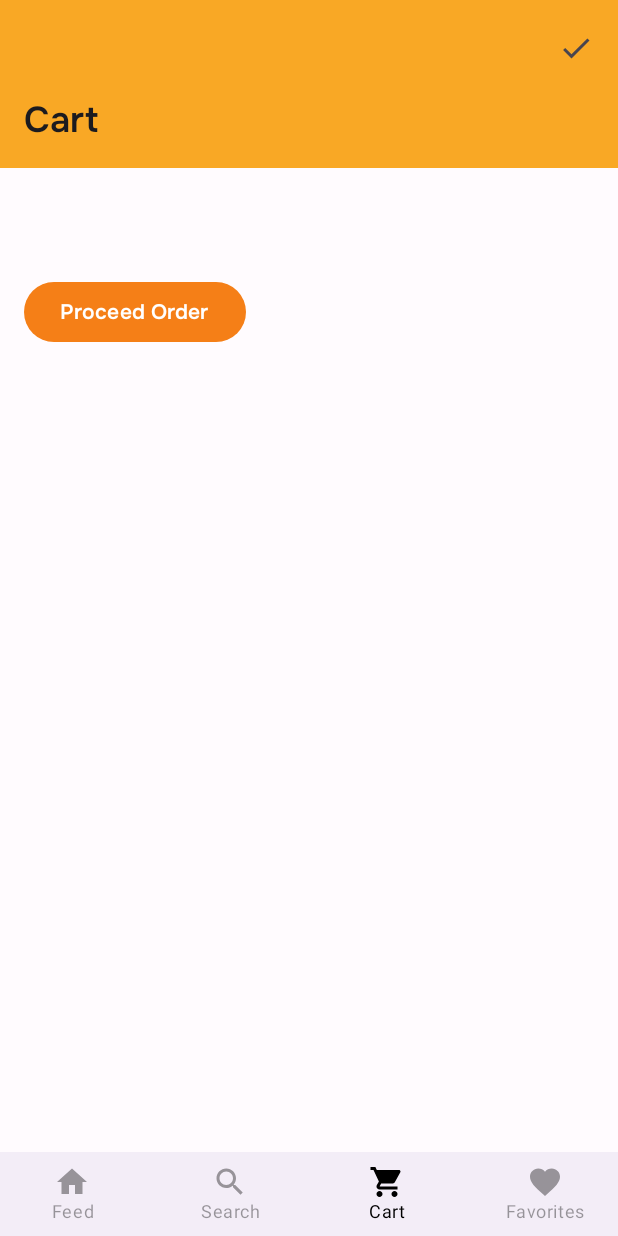
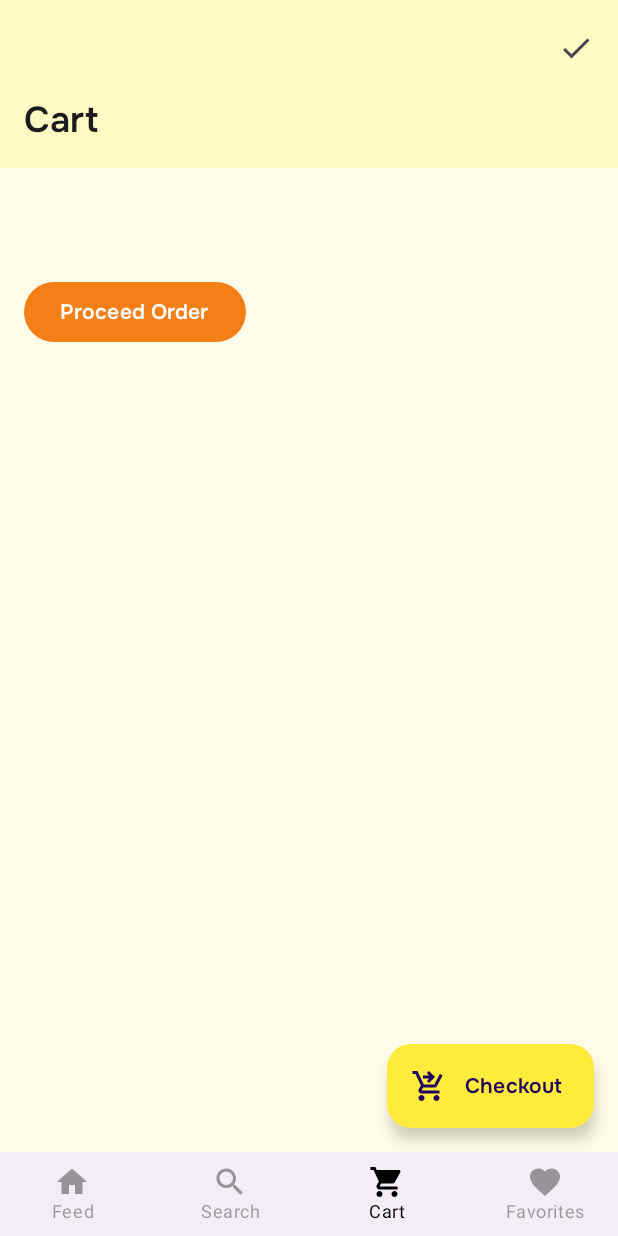
Before and after one commit to ibrahim4851/PepuleSaat, an Android app built with Jetpack Compose: the HomeScreen screen opened through its navigation route, item 3 of the bottom bar chosen, on a phone screen of 412 x 824 dp. Run offline under Robolectric (Android 15) with nearby library versions, the phone set to English and light mode, and no system bars; our stand-ins replace Dagger/Hilt's generated code, Firebase (no records; nobody signed in at launch, a user with empty details on screens opened directly), Room's generated code; network calls fail; 1 statement that could not run was skipped.

```diff
--- a/app/src/main/java/com/sultan/pepulesaat/presentation/navigation/graphs/AuthNavGraph.kt
+++ b/app/src/main/java/com/sultan/pepulesaat/presentation/navigation/graphs/AuthNavGraph.kt
@@ -23,9 +23,6 @@ fun NavGraphBuilder.authNavGraph(navController: NavHostController) {
         composable(route = AuthScreen.Welcome.route) {
             WelcomeScreen(navController = navController)
         }
-        composable(route = AuthScreen.SignOut.route) {
-            SignOutScreen(navController = navController)
-        }
     }
 }
 
@@ -33,5 +30,4 @@ sealed class AuthScreen(val route: String) {
     object SignIn : AuthScreen(route = "sign_in_screen")
     object SignUp : AuthScreen(route = "sign_up_screen")
     object Welcome : AuthScreen(route = "welcome_screen")
-    object SignOut : AuthScreen(route = "sign_out_screen")
 }
--- /dev/null
+++ b/app/src/main/java/com/sultan/pepulesaat/presentation/navigation/graphs/CartOrderNavGraph.kt
@@ -0,0 +1,32 @@
+package com.sultan.pepulesaat.presentation.navigation.graphs
+
+import androidx.navigation.NavController
+import androidx.navigation.NavGraphBuilder
+import androidx.navigation.compose.composable
+import androidx.navigation.navigation
+import com.sultan.pepulesaat.presentation.navigation.BottomBarScreen
+import com.sultan.pepulesaat.presentation.ui.home.FeedScreen
+import com.sultan.pepulesaat.presentation.ui.payment.PaymentScreen
+import com.sultan.pepulesaat.presentation.ui.payment.SuccessScreen
+
+fun NavGraphBuilder.cartOrderNavGraph(navController: NavController) {
+    navigation(
+        route = Graph.CART_ORDER,
+        startDestination = CartOrderRoutes.Payment.route
+    ) {
+        composable(route = CartOrderRoutes.Payment.route) {
+            PaymentScreen(navController = navController)
+        }
+        composable(route = CartOrderRoutes.Success.route) {
+            SuccessScreen(navController = navController)
+        }
+        composable(route = BottomBarScreen.FeedScreen.route) {
+            FeedScreen(navController = navController)
+        }
+    }
+}
+
+sealed class CartOrderRoutes(val route: String) {
+    object Payment : CartOrderRoutes(route = "payment_screen")
+    object Success : CartOrderRoutes(route = "success_screen")
+}
--- /dev/null
+++ b/app/src/main/java/com/sultan/pepulesaat/presentation/navigation/graphs/DetailsNavGraph.kt
@@ -0,0 +1,22 @@
+package com.sultan.pepulesaat.presentation.navigation.graphs
+
+import androidx.navigation.NavController
+import androidx.navigation.NavGraphBuilder
+import androidx.navigation.compose.composable
+import androidx.navigation.navigation
+import com.sultan.pepulesaat.presentation.ui.detail.ProductDetailScreen
+
+fun NavGraphBuilder.detailsNavGraph(navController: NavController) {
+    navigation(
+        route = Graph.PRODUCT_DETAIL,
+        startDestination = DetailsRoutes.ProductDetails.route
+    ) {
+        composable(route = DetailsRoutes.ProductDetails.route + "/{productId}") {
+            ProductDetailScreen(navController = navController)
+        }
+    }
+}
+
+sealed class DetailsRoutes(val route: String) {
+    object ProductDetails : DetailsRoutes(route = "product_details_screen")
+}
--- a/app/src/main/java/com/sultan/pepulesaat/presentation/navigation/graphs/HomeNavGraph.kt
+++ b/app/src/main/java/com/sultan/pepulesaat/presentation/navigation/graphs/HomeNavGraph.kt
@@ -1,19 +1,13 @@
 package com.sultan.pepulesaat.presentation.navigation.graphs
 
 import androidx.compose.runtime.Composable
-import androidx.navigation.NavController
-import androidx.navigation.NavGraphBuilder
 import androidx.navigation.NavHostController
 import androidx.navigation.compose.NavHost
 import androidx.navigation.compose.composable
-import androidx.navigation.navigation
 import com.sultan.pepulesaat.presentation.navigation.BottomBarScreen
 import com.sultan.pepulesaat.presentation.ui.cart.CartScreen
-import com.sultan.pepulesaat.presentation.ui.detail.ProductDetailScreen
 import com.sultan.pepulesaat.presentation.ui.favorites.FavoritesScreen
 import com.sultan.pepulesaat.presentation.ui.home.FeedScreen
-import com.sultan.pepulesaat.presentation.ui.payment.PaymentScreen
-import com.sultan.pepulesaat.presentation.ui.payment.SuccessScreen
 import com.sultan.pepulesaat.presentation.ui.search.SearchScreen
 
 @Composable
@@ -37,42 +31,6 @@ fun HomeNavGraph(navController: NavHostController) {
         }
         detailsNavGraph(navController = navController)
         cartOrderNavGraph(navController = navController)
+        signOutNavGraph(navController = navController)
     }
 }
-
-fun NavGraphBuilder.detailsNavGraph(navController: NavController) {
-    navigation(
-        route = Graph.PRODUCT_DETAIL,
-        startDestination = DetailsRoutes.ProductDetails.route
-    ) {
-        composable(route = DetailsRoutes.ProductDetails.route + "/{productId}") {
-            ProductDetailScreen(navController = navController)
-        }
-    }
-}
-
-fun NavGraphBuilder.cartOrderNavGraph(navController: NavController) {
-    navigation(
-        route = Graph.CART_ORDER,
-        startDestination = CartOrderRoutes.Payment.route
-    ) {
-        composable(route = CartOrderRoutes.Payment.route) {
-            PaymentScreen(navController = navController)
-        }
-        composable(route = CartOrderRoutes.Success.route) {
-            SuccessScreen(navController = navController)
-        }
-        composable(route = BottomBarScreen.FeedScreen.route) {
-            FeedScreen(navController = navController)
-        }
-    }
-}
-
-sealed class DetailsRoutes(val route: String) {
-    object ProductDetails : DetailsRoutes(route = "product_details_screen")
-}
-
-sealed class CartOrderRoutes(val route: String) {
-    object Payment : CartOrderRoutes(route = "payment_screen")
-    object Success : CartOrderRoutes(route = "success_screen")
-}
--- a/app/src/main/java/com/sultan/pepulesaat/presentation/navigation/graphs/RootNavGraph.kt
+++ b/app/src/main/java/com/sultan/pepulesaat/presentation/navigation/graphs/RootNavGraph.kt
@@ -48,4 +48,5 @@ object Graph {
     const val HOME = "home_graph"
     const val PRODUCT_DETAIL = "details_graph"
     const val CART_ORDER = "cart_order_graph"
+    const val SIGN_OUT = "sign_out"
 }
--- /dev/null
+++ b/app/src/main/java/com/sultan/pepulesaat/presentation/navigation/graphs/SignOutGraph.kt
@@ -0,0 +1,29 @@
+package com.sultan.pepulesaat.presentation.navigation.graphs
+
+import androidx.navigation.NavController
+import androidx.navigation.NavGraphBuilder
+import androidx.navigation.compose.composable
+import androidx.navigation.navigation
+import com.sultan.pepulesaat.presentation.ui.auth.WelcomeScreen
+import com.sultan.pepulesaat.presentation.ui.auth.signout.SignOutScreen
+import com.sultan.pepulesaat.presentation.ui.payment.SuccessScreen
+
+
+fun NavGraphBuilder.signOutNavGraph(navController: NavController) {
+    navigation(
+        route = Graph.SIGN_OUT,
+        startDestination = SignOutRoutes.SignOut.route
+    ) {
+        composable(route = SignOutRoutes.SignOut.route) {
+            SignOutScreen(navController = navController)
+        }
+        composable(route = SignOutRoutes.Welcome.route) {
+            WelcomeScreen(navController = navController)
+        }
+    }
+}
+
+sealed class SignOutRoutes(val route: String) {
+    object SignOut : SignOutRoutes(route = "payment_screen")
+    object Welcome : SignOutRoutes(route = "welcome_screen")
+}
--- a/app/src/main/java/com/sultan/pepulesaat/presentation/ui/auth/signout/SignOutScreen.kt
+++ b/app/src/main/java/com/sultan/pepulesaat/presentation/ui/auth/signout/SignOutScreen.kt
@@ -3,8 +3,8 @@ package com.sultan.pepulesaat.presentation.ui.auth.signout
 import androidx.compose.foundation.layout.fillMaxSize
 import androidx.compose.material.Button
 import androidx.compose.material.Icon
-import androidx.compose.material.Surface
 import androidx.compose.material.Text
+import androidx.compose.material3.Surface
 import androidx.compose.runtime.Composable
 import androidx.compose.runtime.LaunchedEffect
 import androidx.compose.ui.Modifier
@@ -13,7 +13,7 @@ import androidx.hilt.navigation.compose.hiltViewModel
 import androidx.navigation.NavController
 import androidx.navigation.NavGraph.Companion.findStartDestination
 import com.sultan.pepulesaat.R
-import com.sultan.pepulesaat.presentation.navigation.BottomBarScreen
+import com.sultan.pepulesaat.presentation.navigation.graphs.SignOutRoutes
 import com.sultan.pepulesaat.presentation.ui.auth.AuthEvent
 import com.sultan.pepulesaat.presentation.ui.auth.AuthViewModel
 
@@ -27,7 +27,7 @@ fun SignOutScreen(
 
     LaunchedEffect(state.isSignOutSuccessful) {
         if (state.isSignOutSuccessful) {
-            navController.navigate(BottomBarScreen.FeedScreen.route) {
+            navController.navigate(SignOutRoutes.Welcome.route) {
                 popUpTo(navController.graph.findStartDestination().id) {
                     inclusive = true
                 }
--- a/app/src/main/java/com/sultan/pepulesaat/presentation/ui/auth/signup/SignUpScreen.kt
+++ b/app/src/main/java/com/sultan/pepulesaat/presentation/ui/auth/signup/SignUpScreen.kt
@@ -32,7 +32,6 @@ import com.sultan.pepulesaat.presentation.ui.auth.AuthEvent
 import com.sultan.pepulesaat.presentation.ui.auth.AuthViewModel
 import kotlinx.coroutines.launch
 
-@OptIn(ExperimentalMaterial3Api::class)
 @Composable
 fun SignUpScreen(
     navController: NavController,
--- a/app/src/main/java/com/sultan/pepulesaat/presentation/ui/cart/CartScreen.kt
+++ b/app/src/main/java/com/sultan/pepulesaat/presentation/ui/cart/CartScreen.kt
@@ -15,8 +15,10 @@ import androidx.compose.foundation.lazy.grid.LazyVerticalGrid
 import androidx.compose.foundation.lazy.grid.items
 import androidx.compose.material.icons.Icons
 import androidx.compose.material.icons.filled.Done
+import androidx.compose.material.icons.filled.Edit
 import androidx.compose.material3.Button
 import androidx.compose.material3.ExperimentalMaterial3Api
+import androidx.compose.material3.ExtendedFloatingActionButton
 import androidx.compose.material3.Icon
 import androidx.compose.material3.IconButton
 import androidx.compose.material3.MediumTopAppBar
@@ -28,9 +30,11 @@ import androidx.compose.runtime.LaunchedEffect
 import androidx.compose.ui.Modifier
 import androidx.compose.ui.input.nestedscroll.nestedScroll
 import androidx.compose.ui.platform.LocalContext
+import androidx.compose.ui.res.painterResource
 import androidx.compose.ui.unit.dp
 import androidx.hilt.navigation.compose.hiltViewModel
 import androidx.navigation.NavController
+import com.sultan.pepulesaat.R
 import com.sultan.pepulesaat.presentation.navigation.graphs.Graph
 
 @SuppressLint("UnusedMaterial3ScaffoldPaddingParameter")
@@ -79,6 +83,20 @@ fun CartScreen(
                     .fillMaxWidth()
             )
         },
+        floatingActionButton = {
+            ExtendedFloatingActionButton(
+                onClick = { },
+                icon = {
+                    Icon(
+                        painterResource(
+                            id = R.drawable.baseline_shopping_cart_checkout
+                        ),
+                        ""
+                    )
+                },
+                text = { Text(text = "Checkout") },
+            )
+        },
         content = { innerPadding ->
             Column(
                 modifier = Modifier
@@ -102,13 +120,10 @@ fun CartScreen(
                             )
                         }
                     }
-                    Box(modifier = Modifier
-                        .fillMaxWidth()
-                        .height(intrinsicSize = IntrinsicSize.Max)) {
-                        Button(onClick = { /*TODO*/ }) {
-                            Text(text = "Proceed Order")
-                        }
+                    Button(onClick = { /*TODO*/ }) {
+                        Text(text = "Proceed Order")
                     }
+
                 }
             }
         }
--- a/app/src/main/java/com/sultan/pepulesaat/presentation/ui/home/FeedScreen.kt
+++ b/app/src/main/java/com/sultan/pepulesaat/presentation/ui/home/FeedScreen.kt
@@ -1,7 +1,10 @@
 package com.sultan.pepulesaat.presentation.ui.home
 
+import androidx.compose.foundation.layout.Arrangement
+import androidx.compose.foundation.layout.Box
 import androidx.compose.foundation.layout.Column
 import androidx.compose.foundation.layout.fillMaxSize
+import androidx.compose.foundation.layout.fillMaxWidth
 import androidx.compose.foundation.layout.height
 import androidx.compose.foundation.layout.padding
 import androidx.compose.foundation.lazy.grid.GridCells
@@ -28,6 +31,7 @@ import androidx.hilt.navigation.compose.hiltViewModel
 import androidx.navigation.NavController
 import com.sultan.pepulesaat.presentation.navigation.graphs.AuthScreen
 import com.sultan.pepulesaat.presentation.navigation.graphs.DetailsRoutes
+import com.sultan.pepulesaat.presentation.navigation.graphs.Graph
 import com.sultan.pepulesaat.ui.theme.Typography
 
 @OptIn(ExperimentalMaterial3Api::class)
@@ -51,7 +55,7 @@ fun FeedScreen(
                     },
                     actions = {
                         IconButton(onClick = {
-                            navController.navigate(AuthScreen.SignOut.route)
+                            navController.navigate(Graph.SIGN_OUT)
                         }) {
                             Icon(
                                 imageVector = Icons.Filled.AccountCircle,
@@ -60,6 +64,13 @@ fun FeedScreen(
                         }
                     },
                     scrollBehavior = scrollBehavior
+                )
+            },
+            bottomBar = {
+                Box(
+                    modifier = Modifier
+                        .height(56.dp)
+                        .fillMaxWidth()
                 )
             }
         ) { values ->
--- a/app/src/main/java/com/sultan/pepulesaat/ui/RatingBar.kt
+++ b/app/src/main/java/com/sultan/pepulesaat/ui/RatingBar.kt
@@ -14,6 +14,7 @@ import androidx.compose.ui.graphics.Path
 import androidx.compose.ui.graphics.SolidColor
 import androidx.compose.ui.tooling.preview.Preview
 import androidx.compose.ui.unit.dp
+import com.sultan.pepulesaat.ui.theme.Yellow900
 import kotlin.math.cos
 import kotlin.math.sin
 
@@ -21,7 +22,7 @@ import kotlin.math.sin
 fun RatingBar(
     rating: Float,
     modifier: Modifier = Modifier,
-    color: Color = Color.Yellow
+    color: Color = Yellow900
 ) {
     Row(modifier = modifier.wrapContentSize()) {
         (1..5).forEach { step ->
--- a/app/src/main/java/com/sultan/pepulesaat/ui/theme/Theme.kt
+++ b/app/src/main/java/com/sultan/pepulesaat/ui/theme/Theme.kt
@@ -27,8 +27,8 @@ private val LightColorScheme = lightColorScheme(
     primary = Yellow900,
     secondary = PurpleGrey40,
     tertiary = Pink40,
-    background = Color(0xFFFFFBFE),
-    surface = Yellow800,
+    background = Yellow50,
+    surface = Yellow100,
     surfaceVariant = Yellow600,
     tertiaryContainer = Yellow900,
     primaryContainer = Yellow500,
@@ -54,7 +54,7 @@ fun PepuleSaatTheme(
             if (darkTheme) dynamicDarkColorScheme(context) else dynamicLightColorScheme(context)
         }
 
-        darkTheme -> DarkColorScheme
+        darkTheme -> LightColorScheme
         else -> LightColorScheme
     }
     val view = LocalView.current
--- /dev/null
+++ b/app/src/main/res/drawable/baseline_shopping_cart_checkout.xml
@@ -0,0 +1,5 @@
+<vector android:height="24dp" android:tint="#000000"
+    android:viewportHeight="24" android:viewportWidth="24"
+    android:width="24dp" xmlns:android="http://schemas.android.com/apk/res/android">
+    <path android:fillColor="@android:color/white" android:pathData="M7,18c-1.1,0 -1.99,0.9 -1.99,2S5.9,22 7,22s2,-0.9 2,-2S8.1,18 7,18zM17,18c-1.1,0 -1.99,0.9 -1.99,2s0.89,2 1.99,2s2,-0.9 2,-2S18.1,18 17,18zM8.1,13h7.45c0.75,0 1.41,-0.41 1.75,-1.03L21,4.96L19.25,4l-3.7,7H8.53L4.27,2H1v2h2l3.6,7.59l-1.35,2.44C4.52,15.37 5.48,17 7,17h12v-2H7L8.1,13zM12,2l4,4l-4,4l-1.41,-1.41L12.17,7L8,7l0,-2l4.17,0l-1.59,-1.59L12,2z"/>
+</vector>
```
Also changed, not shown: app/src/main/java/com/sultan/pepulesaat/presentation/ui/cart/CartProductItem.kt (+7 -4 lines), app/src/main/java/com/sultan/pepulesaat/presentation/ui/home/ProductItem.kt (+7 -2 lines), app/src/main/java/com/sultan/pepulesaat/presentation/ui/home/SaleProductItem.kt (+5 -2 lines).
